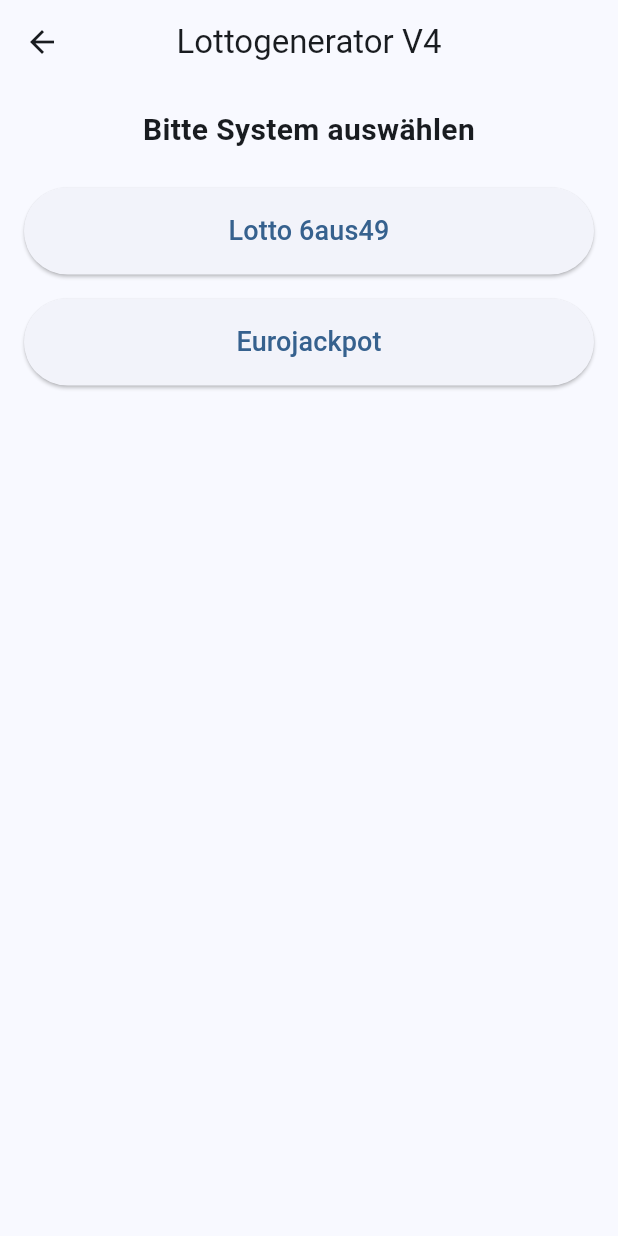
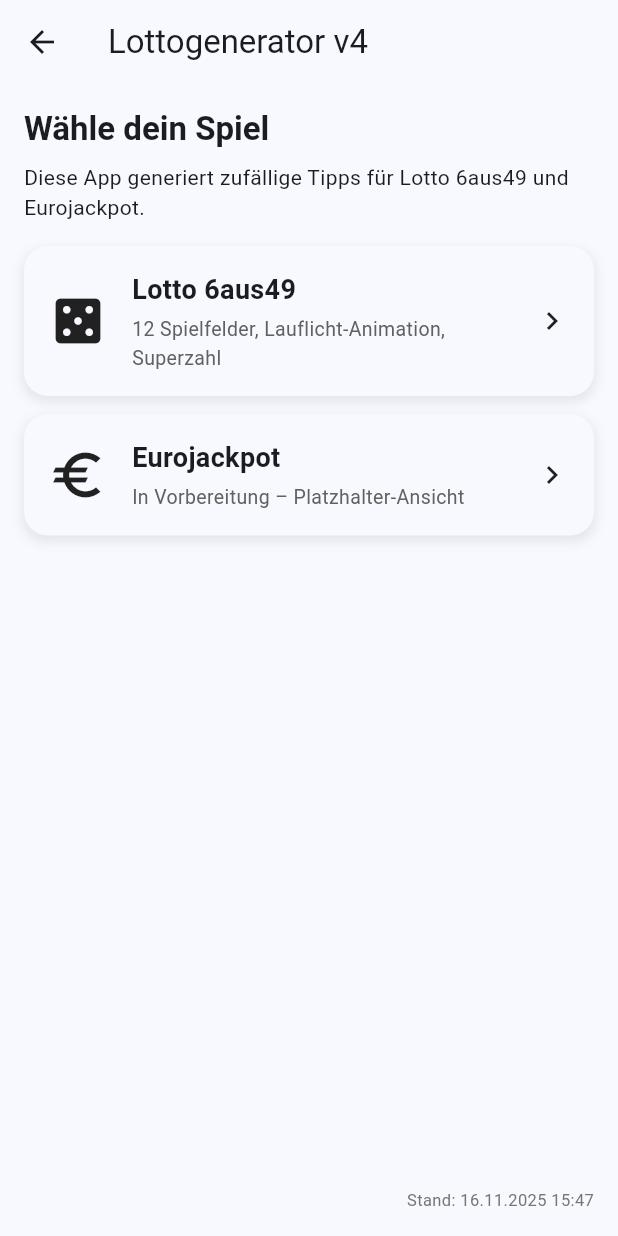
Before and after one commit to funatiker1968-hub/Lottogenerator_v4, a Flutter app: the HomeScreen screen opened directly, on a phone screen of 412 x 824 dp. Run offline on Flutter 3.47's test engine with Material 3 defaults, Android fonts, the phone set to English and light mode, and no system bars.

Commit message:
FIX: deprecated withOpacity ersetzt durch withValues – Stand 2025-11-16 15:47

```diff
--- a/lib/screens/home_screen.dart
+++ b/lib/screens/home_screen.dart
@@ -1,61 +1,136 @@
 import 'package:flutter/material.dart';
-import 'lotto_6aus49_screen.dart'; // wird später erstellt
-import 'eurojackpot_screen.dart'; // wird später erstellt
+import 'lotto_6aus49_screen.dart';
+import 'eurojackpot_screen.dart';
 
 class HomeScreen extends StatelessWidget {
   const HomeScreen({super.key});
 
+  Widget _buildGameCard({
+    required BuildContext context,
+    required IconData icon,
+    required String title,
+    required String subtitle,
+    required VoidCallback onTap,
+  }) {
+    return InkWell(
+      onTap: onTap,
+      borderRadius: BorderRadius.circular(16),
+      child: Ink(
+        decoration: BoxDecoration(
+          borderRadius: BorderRadius.circular(16),
+          color: Theme.of(context).colorScheme.surface,
+          boxShadow: [
+            BoxShadow(
+              blurRadius: 6,
+              spreadRadius: 1,
+              offset: const Offset(0, 3),
+              color: Colors.black.withValues(alpha: 0.08),
+            ),
+          ],
+        ),
+        child: Padding(
+          padding: const EdgeInsets.all(16),
+          child: Row(
+            children: [
+              Icon(icon, size: 40),
+              const SizedBox(width: 16),
+              Expanded(
+                child: Column(
+                  crossAxisAlignment: CrossAxisAlignment.start,
+                  children: [
+                    Text(
+                      title,
+                      style: const TextStyle(
+                        fontSize: 18,
+                        fontWeight: FontWeight.bold,
+                      ),
+                    ),
+                    const SizedBox(height: 4),
+                    Text(
+                      subtitle,
+                      style: TextStyle(
+                        fontSize: 13,
+                        color: Colors.grey[700],
+                      ),
+                    ),
+                  ],
+                ),
+              ),
+              const Icon(Icons.chevron_right),
+            ],
+          ),
+        ),
+      ),
+    );
+  }
+
   @override
   Widget build(BuildContext context) {
+    final theme = Theme.of(context);
+
     return Scaffold(
       appBar: AppBar(
-        title: const Text("Lottogenerator V4"),
-        centerTitle: true,
+        title: const Text('Lottogenerator v4'),
       ),
       body: Padding(
         padding: const EdgeInsets.all(16),
         child: Column(
-          crossAxisAlignment: CrossAxisAlignment.stretch,
+          crossAxisAlignment: CrossAxisAlignment.start,
           children: [
-            const Text(
-              "Bitte System auswählen",
-              textAlign: TextAlign.center,
-              style: TextStyle(fontSize: 20, fontWeight: FontWeight.bold),
-            ),
-
-            const SizedBox(height: 24),
-
-            ElevatedButton(
-              onPressed: () {
-                Navigator.push(
-                  context,
-                  MaterialPageRoute(builder: (_) => const Lotto6aus49Screen()),
-                );
-              },
-              style: ElevatedButton.styleFrom(
-                padding: const EdgeInsets.symmetric(vertical: 16),
-              ),
-              child: const Text(
-                "Lotto 6aus49",
-                style: TextStyle(fontSize: 18),
+            Text(
+              'Wähle dein Spiel',
+              style: theme.textTheme.titleLarge?.copyWith(
+                fontWeight: FontWeight.bold,
               ),
             ),
-
+            const SizedBox(height: 8),
+            Text(
+              'Diese App generiert zufällige Tipps für Lotto 6aus49 und Eurojackpot.',
+              style: theme.textTheme.bodyMedium,
+            ),
             const SizedBox(height: 16),
-
-            ElevatedButton(
-              onPressed: () {
-                Navigator.push(
-                  context,
-                  MaterialPageRoute(builder: (_) => const EurojackpotScreen()),
-                );
-              },
-              style: ElevatedButton.styleFrom(
-                padding: const EdgeInsets.symmetric(vertical: 16),
+            Expanded(
+              child: ListView(
+                children: [
+                  _buildGameCard(
+                    context: context,
+                    icon: Icons.casino,
+                    title: 'Lotto 6aus49',
+                    subtitle: '12 Spielfelder, Lauflicht-Animation, Superzahl',
+                    onTap: () {
+                      Navigator.of(context).push(
+                        MaterialPageRoute(
+                          builder: (_) => const Lotto6aus49Screen(),
+                        ),
+                      );
+                    },
+                  ),
+                  const SizedBox(height: 12),
+                  _buildGameCard(
+                    context: context,
+                    icon: Icons.euro,
+                    title: 'Eurojackpot',
+                    subtitle: 'In Vorbereitung – Platzhalter-Ansicht',
+                    onTap: () {
+                      Navigator.of(context).push(
+                        MaterialPageRoute(
+                          builder: (_) => const EurojackpotScreen(),
+                        ),
+                      );
+                    },
+                  ),
+                ],
               ),
-              child: const Text(
-                "Eurojackpot",
-                style: TextStyle(fontSize: 18),
+            ),
+            const SizedBox(height: 8),
+            Align(
+              alignment: Alignment.centerRight,
+              child: Text(
+                'Stand: 16.11.2025 15:47',
+                style: TextStyle(
+                  fontSize: 11,
+                  color: Colors.grey[600],
+                ),
               ),
             ),
           ],
```
